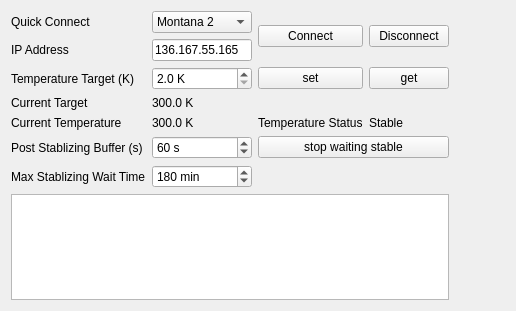
This is devices/montana2/montana2.ui in lictailer/zmeter as Qt 5 draws it before an edit. The edited form follows.
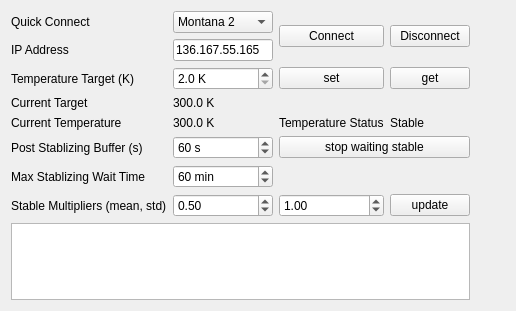
This is the edited form.

Commit message: montana2: use Four9 rolling-window stability check for stable wait

Diff of the .ui file:
```diff
--- a/devices/montana2/montana2.ui
+++ b/devices/montana2/montana2.ui
@@ -92,7 +92,7 @@
        </property>
       </widget>
      </item>
-     <item row="7" column="0" colspan="4">
+     <item row="8" column="0" colspan="4">
       <widget class="QTextEdit" name="logStatus_textEdit"/>
      </item>
      <item row="4" column="2">
@@ -196,7 +196,7 @@
        </property>
       </widget>
      </item>
-     <item row="7" column="5">
+     <item row="8" column="5">
       <spacer name="verticalSpacer">
        <property name="orientation">
         <enum>Qt::Vertical</enum>
@@ -232,7 +232,68 @@
         <number>600</number>
        </property>
        <property name="value">
-        <number>180</number>
+        <number>60</number>
+       </property>
+      </widget>
+     </item>
+     <item row="7" column="0">
+      <widget class="QLabel" name="label_9">
+       <property name="toolTip">
+        <string>Stable when the last 60 readings satisfy |mean - target| &lt; sqrt(target + 100) / 50 x mean multiplier and std &lt; sqrt(target + 100) / 50 x std multiplier. Targets below 3 K count as stable right away.</string>
+       </property>
+       <property name="text">
+        <string>Stable Multipliers (mean, std)</string>
+       </property>
+      </widget>
+     </item>
+     <item row="7" column="1">
+      <widget class="QDoubleSpinBox" name="stableAvgMultiplier_doubleSpinBox">
+       <property name="toolTip">
+        <string>Stable when the last 60 readings satisfy |mean - target| &lt; sqrt(target + 100) / 50 x mean multiplier and std &lt; sqrt(target + 100) / 50 x std multiplier. Targets below 3 K count as stable right away.</string>
+       </property>
+       <property name="decimals">
+        <number>2</number>
+       </property>
+       <property name="minimum">
+        <double>0.010000000000000</double>
+       </property>
+       <property name="maximum">
+        <double>100.000000000000000</double>
+       </property>
+       <property name="singleStep">
+        <double>0.100000000000000</double>
+       </property>
+       <property name="value">
+        <double>0.500000000000000</double>
+       </property>
+      </widget>
+     </item>
+     <item row="7" column="2">
+      <widget class="QDoubleSpinBox" name="stableStdMultiplier_doubleSpinBox">
+       <property name="toolTip">
+        <string>Stable when the last 60 readings satisfy |mean - target| &lt; sqrt(target + 100) / 50 x mean multiplier and std &lt; sqrt(target + 100) / 50 x std multiplier. Targets below 3 K count as stable right away.</string>
+       </property>
+       <property name="decimals">
+        <number>2</number>
+       </property>
+       <property name="minimum">
+        <double>0.010000000000000</double>
+       </property>
+       <property name="maximum">
+        <double>100.000000000000000</double>
+       </property>
+       <property name="singleStep">
+        <double>0.100000000000000</double>
+       </property>
+       <property name="value">
+        <double>1.000000000000000</double>
+       </property>
+      </widget>
+     </item>
+     <item row="7" column="3">
+      <widget class="QPushButton" name="updateStability_pushButton">
+       <property name="text">
+        <string>update</string>
        </property>
       </widget>
      </item>
```
The commit also changes 4 other files.
